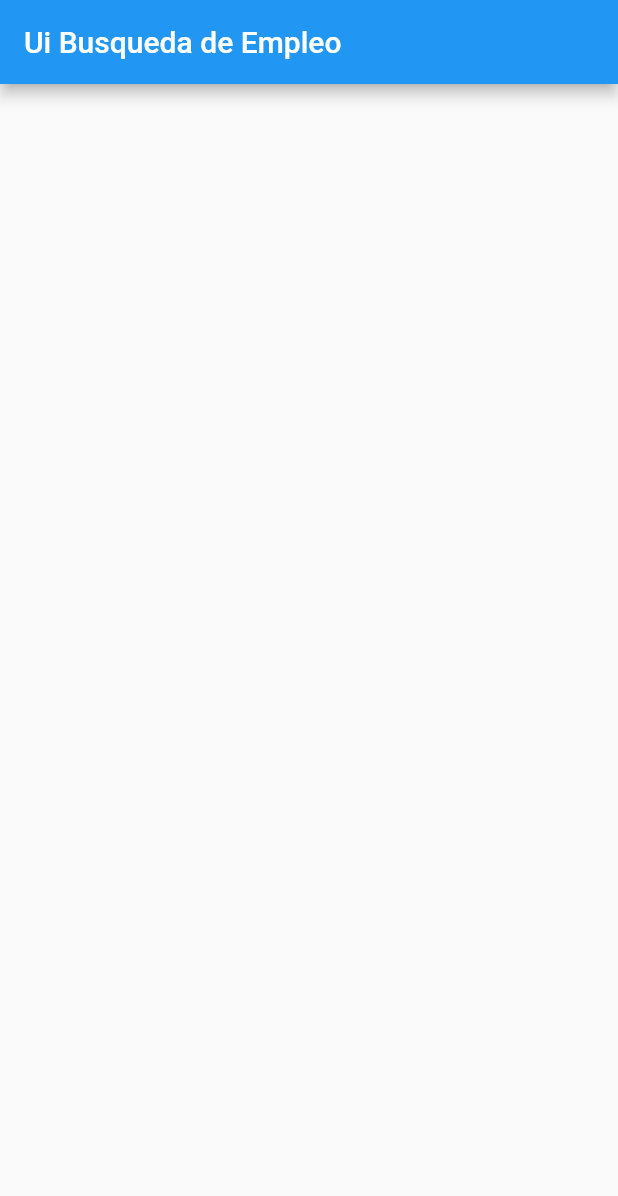
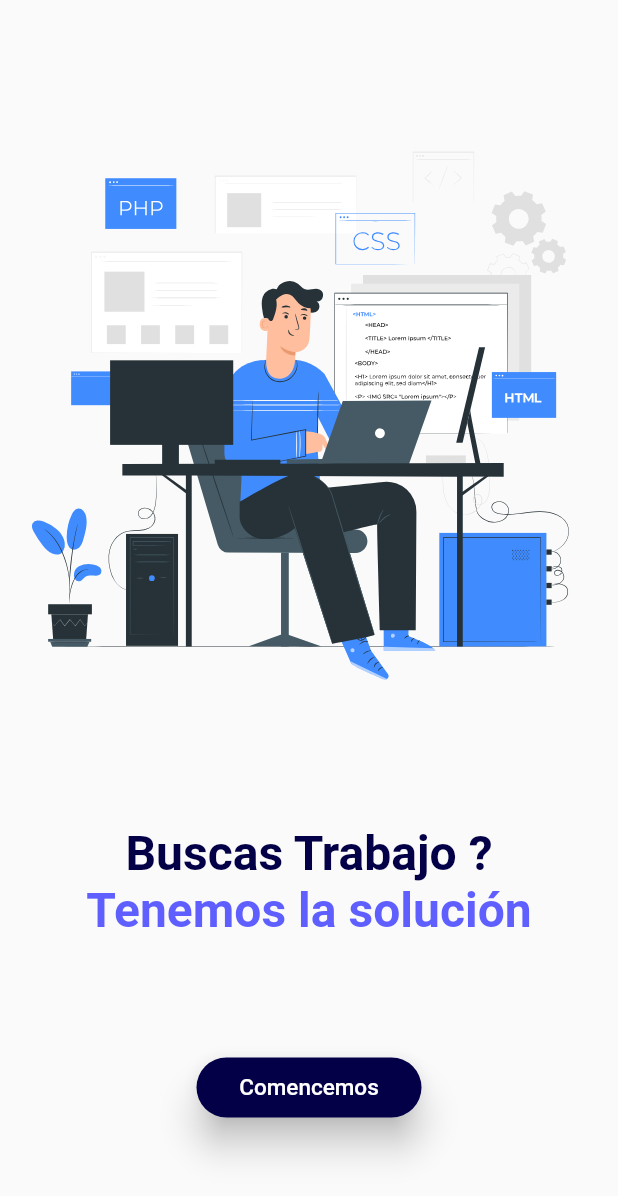
Before and after one commit to AlberthRKO/uiJob, a Flutter app: the screen it shows after launch, on a phone screen of 412 x 824 dp. Shown: the top 1196 px of the screen. Run offline on Flutter 3.47's test engine with Material 2 defaults, Android fonts, the phone set to English and light mode, and no system bars; our stand-ins replace carousel_slider, flutter_svg.

Commit message:
ui splash y content carousel

```diff
--- /dev/null
+++ b/lib/Models/company.dart
@@ -0,0 +1,6 @@
+class Company {
+  String urlLogo;
+  String name;
+
+  Company({this.urlLogo, this.name});
+}
--- /dev/null
+++ b/lib/Models/empleo.dart
@@ -0,0 +1,12 @@
+import 'package:empleo/Models/company.dart';
+
+class Empleo {
+  String location;
+  String role;
+
+  Company company;
+
+  bool isFavorite;
+
+  Empleo({this.location, this.role, this.company, this.isFavorite = false});
+}
--- a/lib/main.dart
+++ b/lib/main.dart
@@ -1,3 +1,4 @@
+import 'package:empleo/screen/splash_screen.dart';
 import 'package:flutter/material.dart';
 
 void main() {
@@ -10,9 +11,38 @@ class PantallaPrincipal extends StatelessWidget {
     return MaterialApp(
       debugShowCheckedModeBanner: false,
       title: "UI Busqueda de Empleo",
-      home: Scaffold(
-        appBar: AppBar(
-          title: Text('Ui Busqueda de Empleo'),
+      home: Screen(),
+      //definimos temas para los textos para reutilizarlos
+      theme: ThemeData(
+        primaryColor: Color(0XFF5F5FFF),
+        accentColor: Color(0XFF030047),
+        highlightColor: Color(0XFFB7B7D2),
+        textTheme: TextTheme(
+          headline1: TextStyle(
+            fontSize: 32,
+            fontWeight: FontWeight.bold,
+            color: Color(0XFF030047),
+          ),
+          headline2: TextStyle(
+            fontSize: 32,
+            fontWeight: FontWeight.bold,
+            color: Color(0XFF5F5FFF),
+          ),
+          headline3: TextStyle(
+            fontSize: 20,
+            fontWeight: FontWeight.w600,
+            color: Colors.white,
+          ),
+          headline4: TextStyle(
+            fontSize: 20,
+            fontWeight: FontWeight.w600,
+            color: Color(0XFF030047),
+          ),
+          bodyText1: TextStyle(
+            fontSize: 15,
+            fontWeight: FontWeight.bold,
+            color: Color(0XFFB7B7D2),
+          ),
         ),
       ),
     );
--- /dev/null
+++ b/lib/screen/splash_screen.dart
@@ -0,0 +1,60 @@
+import 'package:empleo/screen/content_screen.dart';
+import 'package:flutter/material.dart';
+import 'package:flutter_svg/flutter_svg.dart';
+
+class Screen extends StatelessWidget {
+  void handleContenido(BuildContext context) {
+    Navigator.of(context).push(
+      MaterialPageRoute(
+        builder: (_) => Contenido(),
+      ),
+    );
+  }
+
+  @override
+  Widget build(BuildContext context) {
+    return Scaffold(
+      body: Container(
+        width: double.infinity,
+        child: Column(
+          mainAxisAlignment: MainAxisAlignment.spaceEvenly,
+          children: [
+            SvgPicture.asset(
+              'assets/splash.svg',
+              width: 400,
+            ),
+            Column(
+              children: [
+                Text(
+                  'Buscas Trabajo ?',
+                  style: Theme.of(context).textTheme.headline1,
+                ),
+                Text(
+                  'Tenemos la solución',
+                  style: Theme.of(context).textTheme.headline2,
+                ),
+              ],
+            ),
+            MaterialButton(
+              elevation: 10,
+              minWidth: 150,
+              height: 40,
+              color: Theme.of(context).accentColor,
+              shape: RoundedRectangleBorder(
+                borderRadius: BorderRadius.circular(25),
+              ),
+              child: Text(
+                'Comencemos',
+                style: TextStyle(
+                  fontSize: 15,
+                  color: Colors.white,
+                ),
+              ),
+              onPressed: () => handleContenido(context),
+            ),
+          ],
+        ),
+      ),
+    );
+  }
+}
```
Also changed, not shown: lib/components/carrusel.dart (added, +34 -0 lines), lib/components/item.dart (added, +144 -0 lines), lib/screen/content_screen.dart (added, +119 -0 lines), pubspec.yaml (+7 -6 lines), assets/logos/amazon.svg (added), assets/logos/google.svg (added), assets/logos/netflix.svg (added), pubspec.lock.
